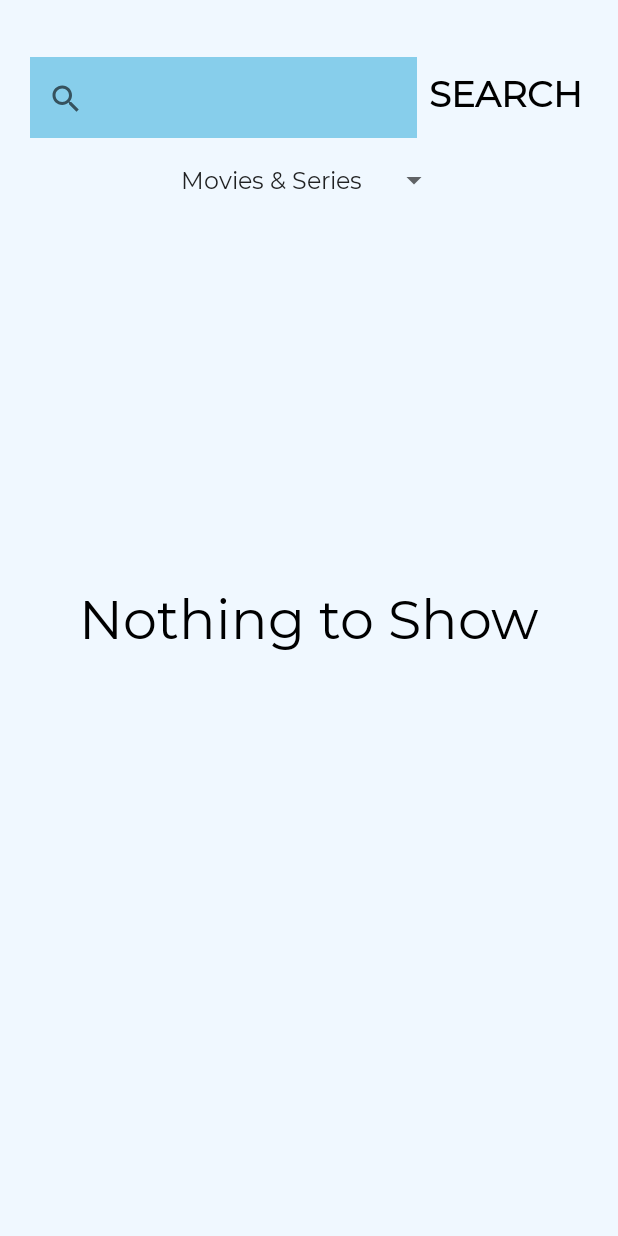
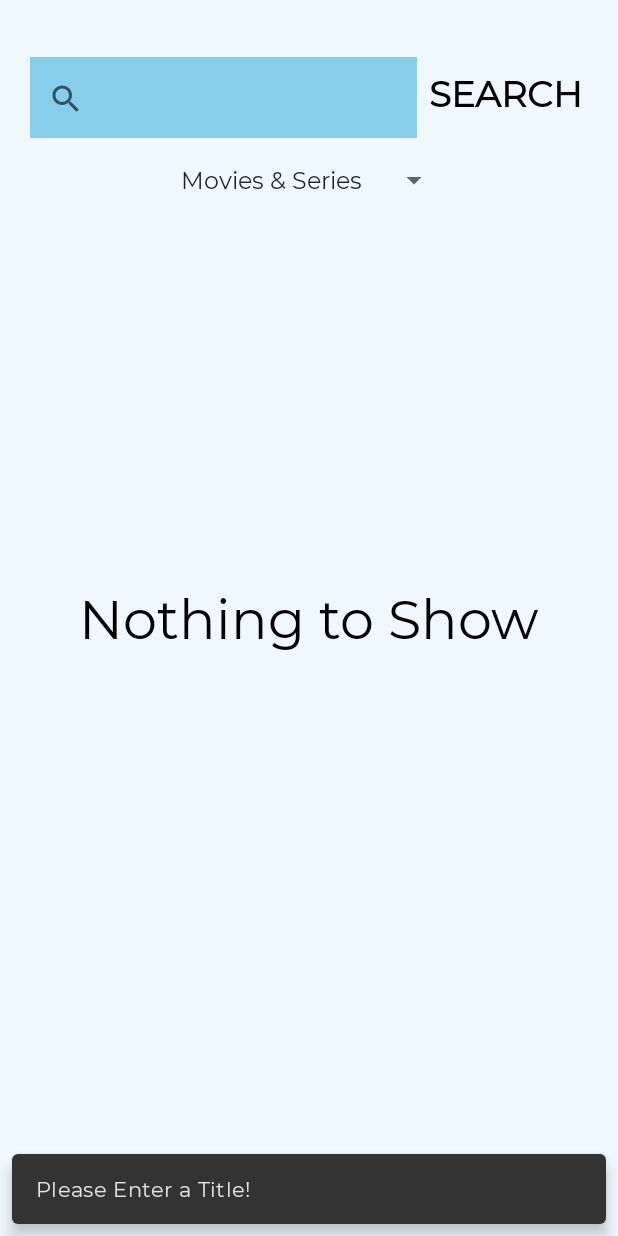
Before and after one commit to sreshtha10/ridobiko-movie-app, an Android app: the screen it shows after launch (MainActivity), after a tap on "SEARCH", on a phone screen of 412 x 824 dp. Run offline under Robolectric (Android 15) with nearby library versions, the phone set to English and light mode, and no system bars; our stand-ins replace Dagger/Hilt's generated code; pictures from the network do not load.

Commit message:
added internet connection handling and snackbars

```diff
--- a/app/src/main/AndroidManifest.xml
+++ b/app/src/main/AndroidManifest.xml
@@ -2,6 +2,7 @@
 <manifest xmlns:android="http://schemas.android.com/apk/res/android"
     package="com.sreshtha.ridobiko_movie_app">
 
+    <uses-permission android:name="android.permission.ACCESS_NETWORK_STATE" />
     <uses-permission android:name="android.permission.INTERNET"/>
     <application
         android:name=".MyApp"
--- a/app/src/main/java/com/sreshtha/ridobiko_movie_app/activity/MainActivity.kt
+++ b/app/src/main/java/com/sreshtha/ridobiko_movie_app/activity/MainActivity.kt
@@ -7,6 +7,7 @@ import androidx.activity.viewModels
 import androidx.appcompat.app.AppCompatActivity
 import androidx.appcompat.app.AppCompatDelegate
 import com.bumptech.glide.Glide
+import com.google.android.material.snackbar.Snackbar
 import com.sreshtha.ridobiko_movie_app.databinding.ActivityMainBinding
 import com.sreshtha.ridobiko_movie_app.model.Show
 import com.sreshtha.ridobiko_movie_app.utils.Resource
@@ -33,8 +34,12 @@ class MainActivity : AppCompatActivity() {
         binding.apply {
 
            tv_btn_search.setOnClickListener {
+               if(!_viewModel.hasInternetConnection(applicationContext)){
+                   Snackbar.make(root,"No Internet Connection!",Snackbar.LENGTH_SHORT).show()
+                   return@setOnClickListener
+               }
                if(searchView.query.toString().isEmpty()){
-                   //todo display snackbar
+                   Snackbar.make(root,"Please Enter a Title!",Snackbar.LENGTH_SHORT).show()
                    return@setOnClickListener
                }
                val title = searchView.query.toString()
--- a/app/src/main/java/com/sreshtha/ridobiko_movie_app/activity/MainViewModel.kt
+++ b/app/src/main/java/com/sreshtha/ridobiko_movie_app/activity/MainViewModel.kt
@@ -1,11 +1,18 @@
 package com.sreshtha.ridobiko_movie_app.activity
 
+import android.content.Context
+import android.net.ConnectivityManager
+import android.net.ConnectivityManager.*
+import android.net.NetworkCapabilities.*
+import android.os.Build
 import androidx.lifecycle.MutableLiveData
 import androidx.lifecycle.ViewModel
 import androidx.lifecycle.viewModelScope
+import com.sreshtha.ridobiko_movie_app.MyApp
 import com.sreshtha.ridobiko_movie_app.api.OMDBapi
 import com.sreshtha.ridobiko_movie_app.model.Show
 import com.sreshtha.ridobiko_movie_app.utils.Resource
+import dagger.hilt.android.internal.Contexts.getApplication
 import dagger.hilt.android.lifecycle.HiltViewModel
 import kotlinx.coroutines.launch
 import javax.inject.Inject
@@ -64,5 +71,21 @@ class MainViewModel @Inject constructor(private  val api:OMDBapi) :ViewModel(){
         }
     }
 
+    fun hasInternetConnection(context: Context):Boolean{
+        val connectivityManager = getApplication(context).getSystemService(
+            Context.CONNECTIVITY_SERVICE
+        ) as ConnectivityManager
+
+        val activeNetwork = connectivityManager.activeNetwork?:return false
+        val capabilities = connectivityManager.getNetworkCapabilities(activeNetwork)?:return false
+        return when{
+            capabilities.hasTransport(TRANSPORT_WIFI) -> true
+            capabilities.hasTransport(TRANSPORT_CELLULAR) -> true
+            capabilities.hasTransport(TRANSPORT_ETHERNET) -> true
+            else -> return false
+        }
+
+    }
+
 
 }
--- a/app/src/main/res/layout/activity_main.xml
+++ b/app/src/main/res/layout/activity_main.xml
@@ -215,6 +215,7 @@
                     android:layout_height="wrap_content"
                     android:layout_gravity="center"
                     android:layout_weight="1"
+                    android:text="Unrated"
                     android:fontFamily="@font/heading"
                     android:textColor="@color/black"
                     android:textSize="24sp" />
@@ -240,6 +241,7 @@
                     android:layout_height="wrap_content"
                     android:layout_gravity="center"
                     android:layout_weight="1"
+                    android:text="Unrated"
                     android:fontFamily="@font/heading"
                     android:textColor="@color/black"
                     android:textSize="24sp" />
```
